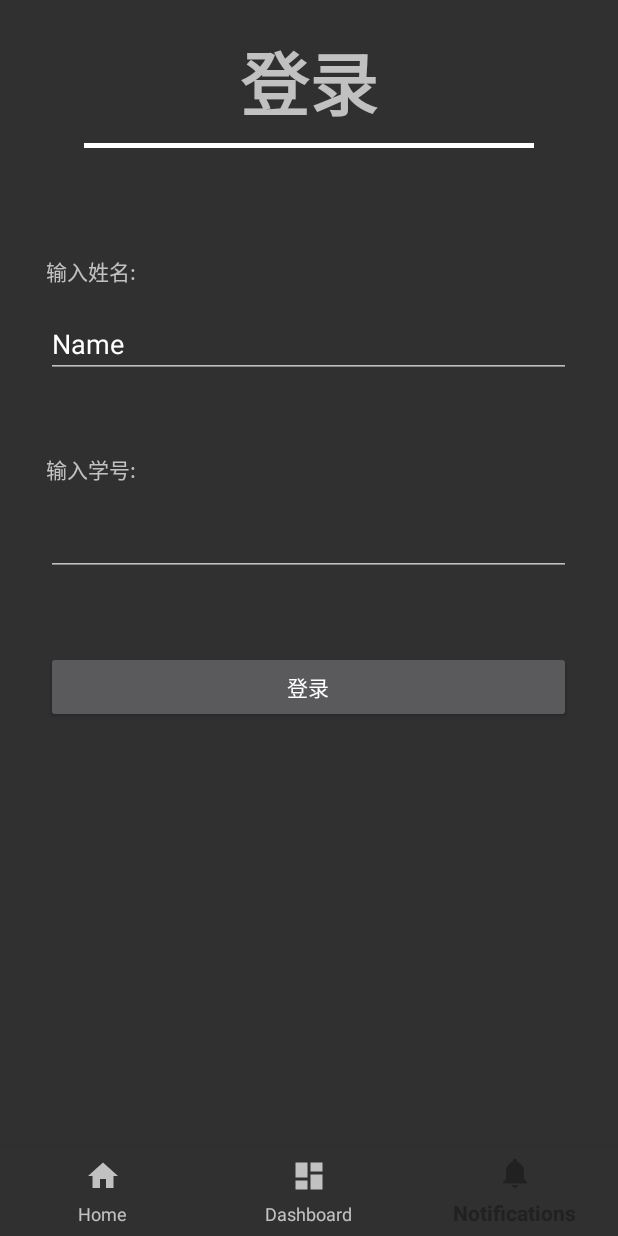
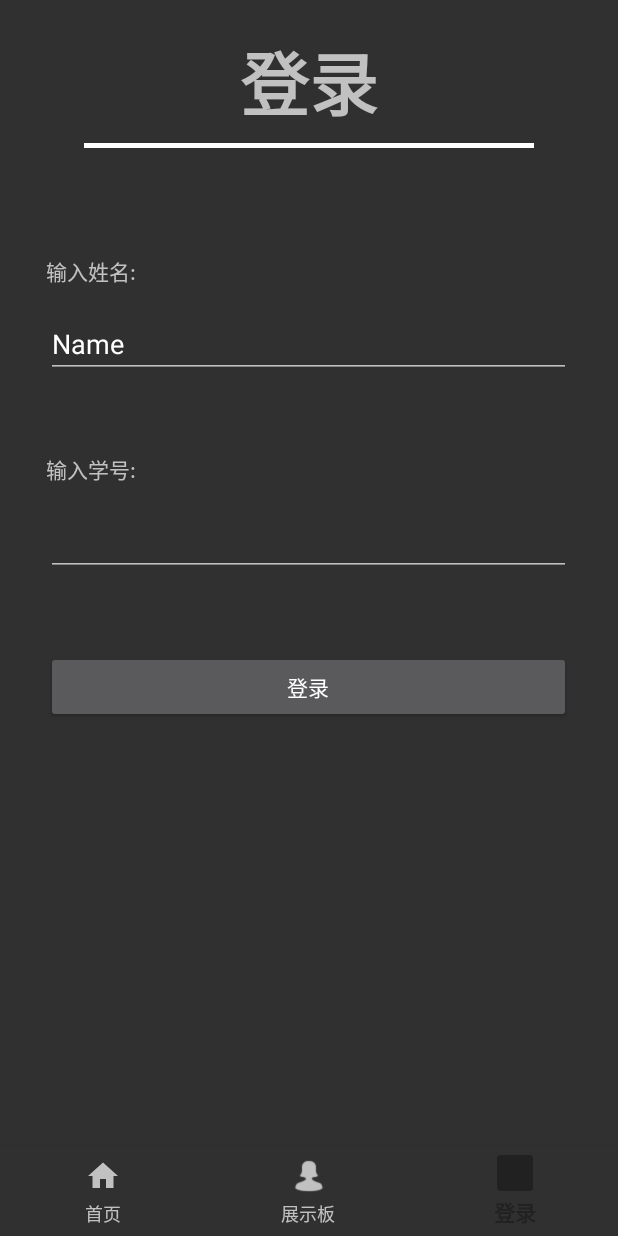
Before and after one commit to Hefarry/myDouYin, an Android app: the MainActivity screen opened directly, with no data from a screen before it, item 3 of the bottom bar chosen, on a phone screen of 412 x 824 dp. Run offline under Robolectric (Android 15) with nearby library versions, the phone set to English and light mode, and no system bars; our stand-ins replace CircleImageView.

Commit message:
make navigation

```diff
--- a/app/build.gradle
+++ b/app/build.gradle
@@ -40,9 +40,5 @@ dependencies {
     implementation 'com.android.support:recyclerview-v7:28.0.0'
     implementation 'com.squareup.okhttp3:logging-interceptor:3.11.0'
 
-    implementation 'com.android.support:appcompat-v7:28.0.0'
-    implementation 'com.android.support.constraint:constraint-layout:1.1.3'
-    implementation 'com.android.support:design:28.0.0'
-
     implementation 'com.airbnb.android:lottie:2.7.0'
 }
--- a/app/src/main/java/com/bytedance/minidouyin/MainActivity.java
+++ b/app/src/main/java/com/bytedance/minidouyin/MainActivity.java
@@ -26,20 +26,7 @@ import java.util.List;
 
 public class MainActivity extends AppCompatActivity {
     private int state=-1;
-    private List<Feed> feedList = new ArrayList<>();
     private static final String TAG = "Main";
-
-    private class MyHandler extends Handler {
-        @Override
-        public void handleMessage(android.os.Message msg) {
-            super.handleMessage(msg);
-            if(msg.what== FetchFeedThreads.FETCH_BACK){
-                feedList = FetchFeedThreads.getInstance().getList();
-                Log.d(TAG, "handleMessage: "+feedList.size());
-            }
-        }
-    }
-    private Handler handler = new MyHandler();
 
     private BottomNavigationView.OnNavigationItemSelectedListener mOnNavigationItemSelectedListener
             = new BottomNavigationView.OnNavigationItemSelectedListener() {
@@ -81,6 +68,7 @@ public class MainActivity extends AppCompatActivity {
         super.onCreate(savedInstanceState);
         setContentView(R.layout.activity_main);
         BottomNavigationView navView = findViewById(R.id.nav_view);
+
         navView.setSelectedItemId(R.id.navigation_dashboard);
         navView.setOnNavigationItemSelectedListener(mOnNavigationItemSelectedListener);
 
@@ -88,7 +76,6 @@ public class MainActivity extends AppCompatActivity {
         getSupportFragmentManager().beginTransaction().replace(
                 R.id.palceholder,videoPlayFragment).commit();
         state=1;
-        FetchFeedThreads.getInstance().fetch_request(handler,this);
     }
 
 }
--- a/app/src/main/res/layout/activity_main.xml
+++ b/app/src/main/res/layout/activity_main.xml
@@ -9,6 +9,7 @@
 
 
     <LinearLayout
+        android:orientation="vertical"
         android:id="@+id/palceholder"
         android:layout_width="match_parent"
         android:layout_height="0dp"
@@ -25,6 +26,8 @@
         app:layout_constraintBottom_toBottomOf="parent"
         app:layout_constraintLeft_toLeftOf="parent"
         app:layout_constraintRight_toRightOf="parent"
-        app:menu="@menu/bottom_nav_menu" />
+        app:menu="@menu/bottom_nav_menu" >
+    </com.google.android.material.bottomnavigation.BottomNavigationView>
+
 
 </androidx.constraintlayout.widget.ConstraintLayout>
--- a/app/src/main/res/menu/bottom_nav_menu.xml
+++ b/app/src/main/res/menu/bottom_nav_menu.xml
@@ -8,12 +8,12 @@
 
     <item
         android:id="@+id/navigation_dashboard"
-        android:icon="@drawable/ic_dashboard_black_24dp"
+        android:icon="@drawable/icon_girl"
         android:title="@string/title_dashboard" />
 
     <item
         android:id="@+id/navigation_notifications"
-        android:icon="@drawable/ic_notifications_black_24dp"
+        android:icon="@android:drawable/sym_def_app_icon"
         android:title="@string/title_notifications" />
 
 </menu>
--- a/app/src/main/res/values/strings.xml
+++ b/app/src/main/res/values/strings.xml
@@ -1,8 +1,8 @@
 <resources>
     <string name="app_name">MiniDouYin</string>
-    <string name="title_home">Home</string>
-    <string name="title_dashboard">Dashboard</string>
-    <string name="title_notifications">Notifications</string>
+    <string name="title_home">首页</string>
+    <string name="title_dashboard">展示板</string>
+    <string name="title_notifications">登录</string>
 
     <!-- TODO: Remove or change this placeholder text -->
     <string name="hello_blank_fragment">Hello blank fragment</string>
```
Also changed, not shown: app/src/main/AndroidManifest.xml (+8 -11 lines), app/src/main/java/com/bytedance/minidouyin/GateWay.java (+48 -0 lines).
